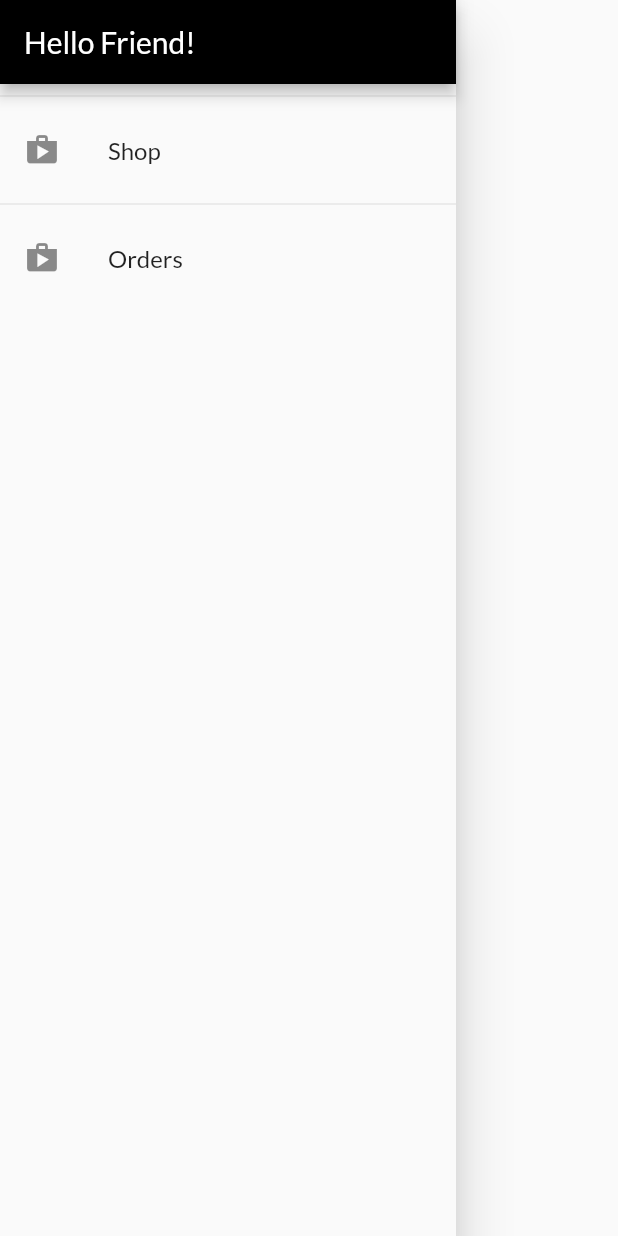
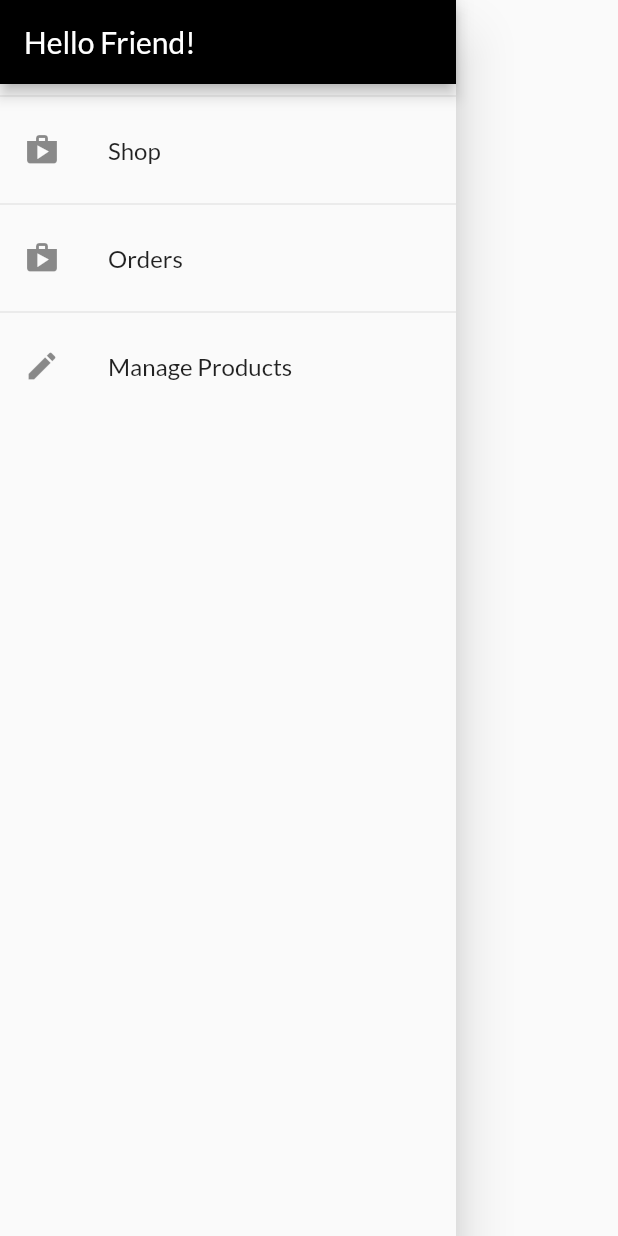
Before and after one commit to MBA-997/EcomHub, a Flutter app: the AppDrawer widget shown alone on an empty page, opened directly, on a phone screen of 412 x 824 dp. Run offline on Flutter 3.47's test engine with Material 2 defaults, Android fonts, the light colour scheme and no system bars; network calls fail.

Commit message:
Integrated user products screen

```diff
--- a/lib/widgets/app_drawer.dart
+++ b/lib/widgets/app_drawer.dart
@@ -1,6 +1,7 @@
 import 'package:flutter/material.dart';
 
 import '../screens/order_screen.dart';
+import '../screens/user_products_screen.dart';
 
 class AppDrawer extends StatelessWidget {
   const AppDrawer({Key? key}) : super(key: key);
@@ -26,7 +27,15 @@ class AppDrawer extends StatelessWidget {
             title: const Text('Orders'),
             onTap: () {
               Navigator.of(context).pushNamed(OrderScreen.routeName);
-            })
+            }),
+        const Divider(),
+        ListTile(
+            leading: const Icon(Icons.edit),
+            title: const Text('Manage Products'),
+            onTap: () {
+              Navigator.of(context)
+                  .pushReplacementNamed(UserProductScreen.routeName);
+            }),
       ]),
     );
   }
```
